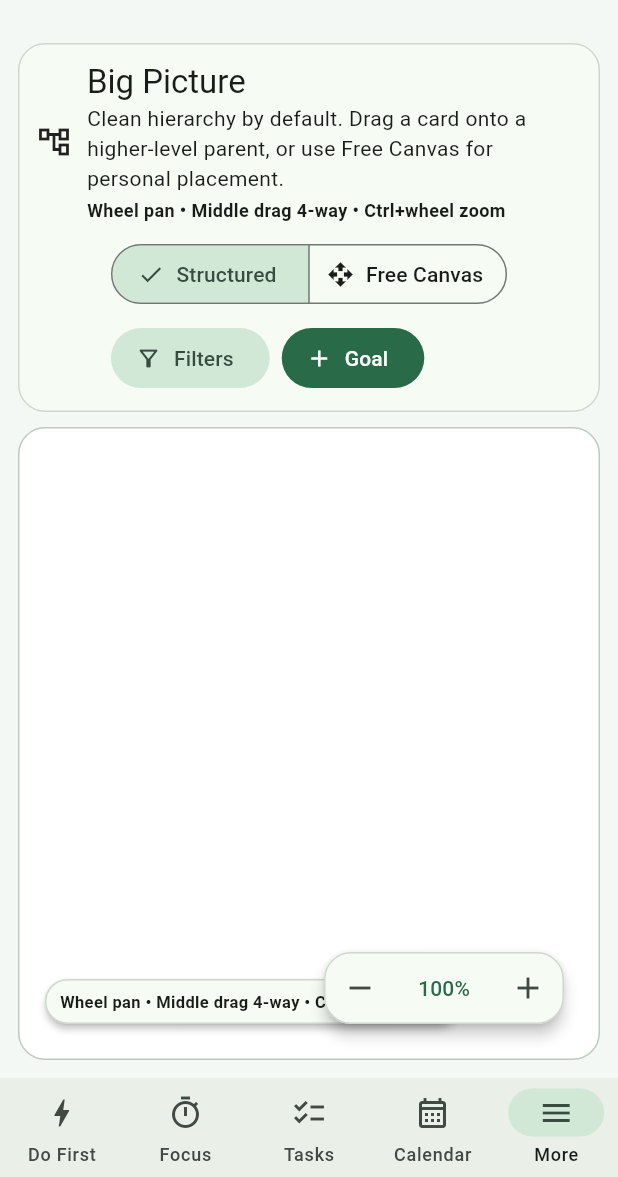
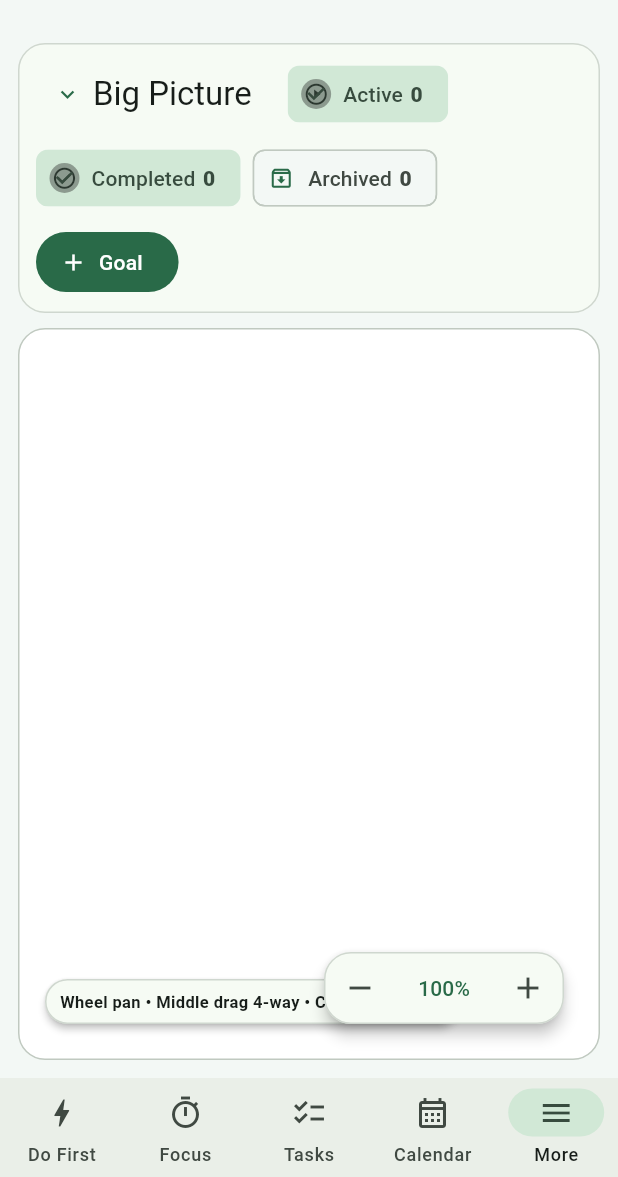
Before and after one commit to Sallam101/SlamDone, a Flutter app: the screen it shows after launch, in the side drawer, after a tap on "Big Picture", on a phone screen of 412 x 824 dp, the part 59-1236 px from its top. Run offline on Flutter 3.47's test engine with Material 3 defaults, Android fonts, the phone set to English and light mode, and no system bars; our stand-ins replace cloud_firestore, file_picker, firebase_auth, firebase_core, sqflite_common, sqflite_common_ffi_web; missing offline and left inert: excel_community; accounts and stored records are empty.

Commit message:
Add files via upload

```diff
--- a/lib/src/screens/big_picture_screen.dart
+++ b/lib/src/screens/big_picture_screen.dart
@@ -18,9 +18,9 @@ class BigPictureScreen extends StatefulWidget {
 }
 
 class _BigPictureScreenState extends State<BigPictureScreen> {
-  bool _filterBarVisible = false;
+  bool _controlsExpanded = false;
   bool _advancedFiltersVisible = false;
-  bool _filterPreferenceLoaded = false;
+  bool _controlPreferenceLoaded = false;
   bool _freeCanvas = false;
   WorkItemType? _levelFilter;
   PriorityLevel? _priorityFilter;
@@ -35,12 +35,12 @@ class _BigPictureScreenState extends State<BigPictureScreen> {
   @override
   void didChangeDependencies() {
     super.didChangeDependencies();
-    if (_filterPreferenceLoaded) return;
-    _filterPreferenceLoaded = true;
+    if (_controlPreferenceLoaded) return;
+    _controlPreferenceLoaded = true;
     final controller = AppScope.of(context);
-    controller.readUiSetting('big_picture_filters_visible').then((saved) {
+    controller.readUiSetting('big_picture_controls_expanded').then((saved) {
       if (!mounted || saved == null) return;
-      setState(() => _filterBarVisible = saved == 'true');
+      setState(() => _controlsExpanded = saved == 'true');
     });
   }
 
@@ -112,88 +112,35 @@ class _BigPictureScreenState extends State<BigPictureScreen> {
         children: [
           Card(
             child: Padding(
-              padding: const EdgeInsets.all(12),
+              padding: const EdgeInsets.symmetric(horizontal: 12, vertical: 10),
               child: Column(
+                crossAxisAlignment: CrossAxisAlignment.stretch,
                 children: [
-                  Row(
-                    children: [
-                      const Icon(Icons.account_tree_outlined),
-                      const SizedBox(width: 10),
-                      Expanded(
-                        child: Column(
-                          crossAxisAlignment: CrossAxisAlignment.start,
-                          children: [
-                            Text(
-                              'Big Picture',
-                              style: Theme.of(context).textTheme.titleLarge,
-                            ),
-                            const Text(
-                              'Clean hierarchy by default. Drag a card onto a higher-level parent, or use Free Canvas for personal placement.',
-                            ),
-                            const SizedBox(height: 3),
-                            const Text(
-                              'Wheel pan • Middle drag 4-way • Ctrl+wheel zoom',
-                              style: TextStyle(fontSize: 12, fontWeight: FontWeight.w700),
-                            ),
-                          ],
-                        ),
-                      ),
-                    ],
-                  ),
-                  const SizedBox(height: 10),
                   Wrap(
                     spacing: 8,
                     runSpacing: 8,
                     crossAxisAlignment: WrapCrossAlignment.center,
                     children: [
-                      SegmentedButton<bool>(
-                        segments: const [
-                          ButtonSegment(
-                            value: false,
-                            label: Text('Structured'),
-                            icon: Icon(Icons.account_tree),
-                          ),
-                          ButtonSegment(
-                            value: true,
-                            label: Text('Free Canvas'),
-                            icon: Icon(Icons.open_with),
-                          ),
-                        ],
-                        selected: {_freeCanvas},
-                        onSelectionChanged: (value) =>
-                            setState(() => _freeCanvas = value.first),
-                      ),
-                      FilledButton.tonalIcon(
-                        onPressed: () => _setFilterBarVisible(
+                      Tooltip(
+                        message: _controlsExpanded
+                            ? 'Tuck Big Picture controls'
+                            : 'Show Big Picture controls',
+                        child: TextButton.icon(
+                          onPressed: () => _setControlsExpanded(
                             controller,
-                          !_filterBarVisible,
+                            !_controlsExpanded,
                           ),
                           icon: Icon(
-                          _filterBarVisible
-                              ? Icons.filter_alt_off
-                              : Icons.filter_alt_outlined,
+                            _controlsExpanded
+                                ? Icons.expand_less
+                                : Icons.expand_more,
                           ),
-                        label: Text(_filterBarVisible ? 'Hide filters' : 'Filters'),
+                          label: Text(
+                            'Big Picture',
+                            style: Theme.of(context).textTheme.titleLarge,
                           ),
-                      FilledButton.icon(
-                        onPressed: () =>
-                            showWorkItemEditor(context, controller),
-                        icon: const Icon(Icons.add),
-                        label: const Text('Goal'),
                         ),
-                    ],
                       ),
-                  AnimatedSize(
-                    duration: const Duration(milliseconds: 180),
-                    child: !_filterBarVisible
-                        ? const SizedBox.shrink()
-                        : Padding(
-                            padding: const EdgeInsets.only(top: 8),
-                            child: Wrap(
-                              spacing: 8,
-                              runSpacing: 8,
-                              crossAxisAlignment: WrapCrossAlignment.center,
-                              children: [
                       _statusChip(
                         label: const Text('Active'),
                         icon: Icons.play_circle_outline,
@@ -218,6 +165,43 @@ class _BigPictureScreenState extends State<BigPictureScreen> {
                             .where((item) => !item.isDeleted && item.status == WorkStatus.archived)
                             .length,
                       ),
+                      FilledButton.icon(
+                        onPressed: () =>
+                            showWorkItemEditor(context, controller),
+                        icon: const Icon(Icons.add),
+                        label: const Text('Goal'),
+                      ),
+                    ],
+                  ),
+                  AnimatedSize(
+                    duration: const Duration(milliseconds: 180),
+                    curve: Curves.easeOutCubic,
+                    child: !_controlsExpanded
+                        ? const SizedBox.shrink()
+                        : Padding(
+                            padding: const EdgeInsets.only(top: 8),
+                            child: Wrap(
+                              spacing: 8,
+                              runSpacing: 8,
+                              crossAxisAlignment: WrapCrossAlignment.center,
+                              children: [
+                                SegmentedButton<bool>(
+                                  segments: const [
+                                    ButtonSegment(
+                                      value: false,
+                                      label: Text('Structured'),
+                                      icon: Icon(Icons.account_tree),
+                                    ),
+                                    ButtonSegment(
+                                      value: true,
+                                      label: Text('Free Canvas'),
+                                      icon: Icon(Icons.open_with),
+                                    ),
+                                  ],
+                                  selected: {_freeCanvas},
+                                  onSelectionChanged: (value) =>
+                                      setState(() => _freeCanvas = value.first),
+                                ),
                                 ActionChip(
                                   avatar: const Icon(Icons.select_all, size: 17),
                                   label: const Text('All'),
@@ -237,7 +221,8 @@ class _BigPictureScreenState extends State<BigPictureScreen> {
                   ),
                   AnimatedSize(
                     duration: const Duration(milliseconds: 180),
-                    child: !_advancedFiltersVisible
+                    curve: Curves.easeOutCubic,
+                    child: !_controlsExpanded || !_advancedFiltersVisible
                         ? const SizedBox.shrink()
                         : Padding(
                             padding: const EdgeInsets.only(top: 12),
@@ -270,8 +255,7 @@ class _BigPictureScreenState extends State<BigPictureScreen> {
                                         child: Text('All levels'),
                                       ),
                                       ...WorkItemType.values.map(
-                                        (value) =>
-                                            DropdownMenuItem<WorkItemType?>(
+                                        (value) => DropdownMenuItem<WorkItemType?>(
                                           value: value,
                                           child: Text(value.name),
                                         ),
@@ -292,71 +276,36 @@ class _BigPictureScreenState extends State<BigPictureScreen> {
                                 ),
                                 SizedBox(
                                   width: 190,
-                                  child:
-                                      DropdownButtonFormField<PriorityLevel?>(
+                                  child: DropdownButtonFormField<PriorityLevel?>(
                                     initialValue: _priorityFilter,
                                     decoration: const InputDecoration(
                                       labelText: 'Priority',
                                     ),
                                     items: [
-                                          const DropdownMenuItem<
-                                            PriorityLevel?
-                                          >(
+                                      const DropdownMenuItem<PriorityLevel?>(
                                         value: null,
                                         child: Text('All priorities'),
                                       ),
                                       ...PriorityLevel.values.map(
-                                            (value) =>
-                                                DropdownMenuItem<
-                                                  PriorityLevel?
-                                                >(
+                                        (value) => DropdownMenuItem<PriorityLevel?>(
                                           value: value,
                                           child: Text(value.name),
                                         ),
                                       ),
                                     ],
-                                        onChanged: (value) => setState(
-                                          () => _priorityFilter = value,
-                                        ),
+                                    onChanged: (value) =>
+                                        setState(() => _priorityFilter = value),
                                   ),
                                 ),
                                 OutlinedButton.icon(
-                                  onPressed: () => _autoArrange(
-                                    controller,
-                                    allItems,
-                                    layouts,
-                                  ),
-                                  icon: const Icon(Icons.auto_fix_high),
-                                  label: const Text('Auto arrange'),
-                                ),
-                                DragTarget<String>(
-                                  onAcceptWithDetails: (details) =>
-                                      controller.applyDrop(
-                                        sourceId: details.data,
-                                        intent: DropIntent.makeRoot,
-                                      ),
-                                  builder: (context, candidates, rejected) =>
-                                      Container(
-                                        padding: const EdgeInsets.symmetric(
-                                          horizontal: 16,
-                                          vertical: 12,
-                                        ),
-                                        decoration: BoxDecoration(
-                                          color: candidates.isEmpty
-                                              ? Theme.of(context)
-                                                    .colorScheme
-                                                    .surfaceContainerLow
-                                              : Theme.of(
-                                                  context,
-                                                ).colorScheme.primaryContainer,
-                                          borderRadius: BorderRadius.circular(
-                                            12,
-                                          ),
-                                        ),
-                                        child: const Text(
-                                          'Drop here to make Goal',
-                                        ),
-                                      ),
+                                  onPressed: () => setState(() {
+                                    _levelFilter = null;
+                                    _priorityFilter = null;
+                                    _search = '';
+                                    _showDescendants = false;
+                                  }),
+                                  icon: const Icon(Icons.filter_alt_off),
+                                  label: const Text('Clear'),
                                 ),
                               ],
                             ),
@@ -423,15 +372,18 @@ class _BigPictureScreenState extends State<BigPictureScreen> {
     );
   }
 
-  Future<void> _setFilterBarVisible(
+  Future<void> _setControlsExpanded(
     AppController controller,
     bool value,
   ) async {
     setState(() {
-      _filterBarVisible = value;
+      _controlsExpanded = value;
       if (!value) _advancedFiltersVisible = false;
     });
-    await controller.writeUiSetting('big_picture_filters_visible', value.toString());
+    await controller.writeUiSetting(
+      'big_picture_controls_expanded',
+      value.toString(),
+    );
   }
 
   void _showAllStatuses() {
--- a/pubspec.yaml
+++ b/pubspec.yaml
@@ -1,7 +1,7 @@
 name: slamdone
 description: SlamDone GitHub-hosted PWA command center migrated from Autivra4 V6.4.1 with browser-local SQLite and Firebase sync.
 publish_to: "none"
-version: 7.5.1+151
+version: 7.5.2+152
 
 environment:
   sdk: ">=3.12.0 <4.0.0"
```
Also changed, not shown: lib/src/widgets/canvas_workspace.dart (+47 -20 lines), lib/src/widgets/structured_hierarchy_view.dart (+44 -24 lines), 3 other files. Lines whose indentation alone changed are shown as unchanged.
